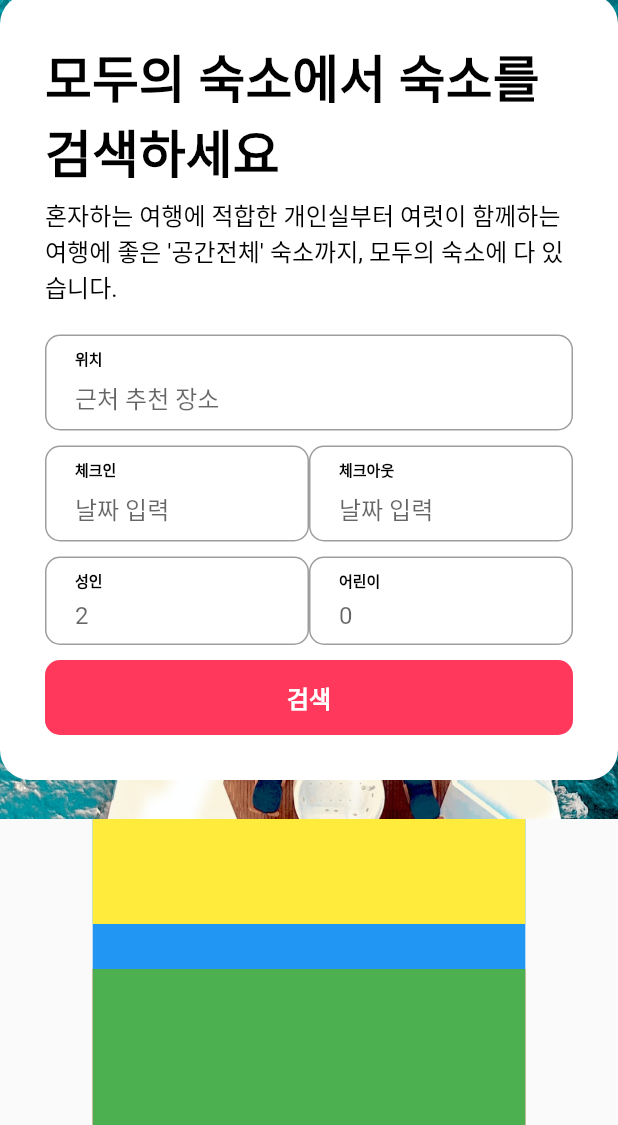
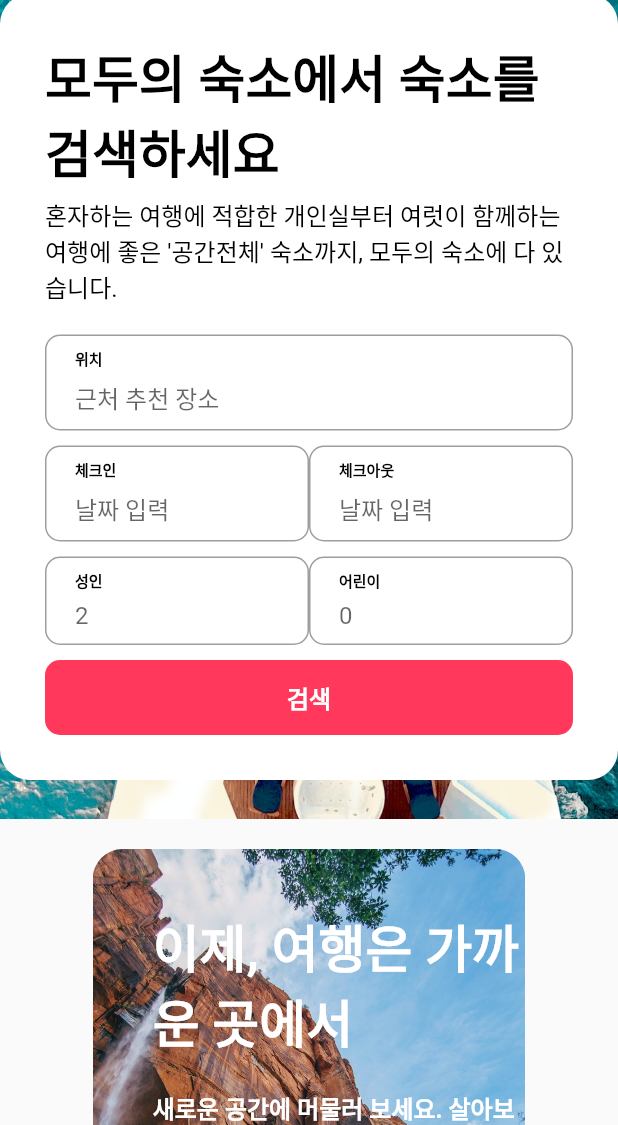
Before and after one commit to Jo-HyeRin/Flutter_Web, a Flutter app: the screen it shows after launch, on a phone screen of 412 x 824 dp, the part 111-1236 px from its top. Run offline on Flutter 3.47's test engine with Material 2 defaults, Android fonts, the phone set to English and light mode, and no system bars.

Commit message:
Body Banner Finish

```diff
--- /dev/null
+++ b/lib/components/common/basic_button.dart
@@ -0,0 +1,29 @@
+import 'package:flutter/material.dart';
+import 'package:flutter_airbnb/styles.dart';
+
+class BasicButton extends StatelessWidget {
+
+  final text;
+
+  BasicButton({required this.text, Key? key}) : super(key: key);
+
+  @override
+  Widget build(BuildContext context) {
+    return SizedBox(
+      height: 35,
+      child: TextButton(
+        style: TextButton.styleFrom(
+          backgroundColor: Colors.white,
+          shape: RoundedRectangleBorder(
+            borderRadius: BorderRadius.circular(5),
+          ),
+        ),
+        onPressed: () {},
+        child: Text(
+          "${text}",
+          style: subtitle2(),
+        ),
+      ),
+    );
+  }
+}
--- a/lib/components/home/home_body_banner.dart
+++ b/lib/components/home/home_body_banner.dart
@@ -1,30 +1,66 @@
 import 'package:flutter/material.dart';
+import 'package:flutter_airbnb/components/common/basic_button.dart';
+import 'package:flutter_airbnb/size.dart';
+import 'package:flutter_airbnb/styles.dart';
 
 class HomeBodyBanner extends StatelessWidget {
   const HomeBodyBanner({Key? key}) : super(key: key);
 
   @override
   Widget build(BuildContext context) {
-    return Stack(
-      // 나중에 패딩 주기
-      children: [
-        _buildBannerImage(),
-        _buildBannerCaption(),
-      ],
+    return Padding(
+      padding: const EdgeInsets.only(top: gap_m),
+      child: Stack(
+        // 나중에 패딩 주기
+        children: [
+          _buildBannerImage(),
+          _buildBannerCaption(),
+        ],
+      ),
     );
   }
 
   Widget _buildBannerImage(){
-    return Container(
-      height: 100,
-      color: Colors.blue,
+    return ClipRRect(
+      borderRadius: BorderRadius.circular(20),
+      child: Image.asset(
+        "assets/banner.jpg",
+        fit: BoxFit.cover,
+        width: double.infinity,
+        height: 320,
+      ),
     );
   }
 
   Widget _buildBannerCaption(){
-    return Container(
-      height: 70,
-      color: Colors.yellow,
+    return Positioned(
+      top: 40,
+      left: 40,
+      child: Column(
+        crossAxisAlignment: CrossAxisAlignment.start,
+        children: [
+          Container(
+            constraints: BoxConstraints(maxWidth: 250),
+            child: Text(
+              "이제, 여행은 가까운 곳에서",
+              style: h4(mColor: Colors.white,),
+            ),
+          ),
+          SizedBox(height: gap_m),
+          Container(
+            constraints: BoxConstraints(maxWidth: 250),
+            child: Text(
+              "새로운 공간에 머물러 보세요. 살아보기, 출장, 여행 등 다양한 목적에 맞는 숙소를 찾아보세요.",
+              style: subtitle1(mColor: Colors.white,),
+            ),
+          ),
+          SizedBox(height: gap_m),
+          SizedBox(
+            width: 170,
+            child: BasicButton(text: "가까운 여행지 둘러보기")
+          ),
+        ],
+      ),
     );
   }
 
```
